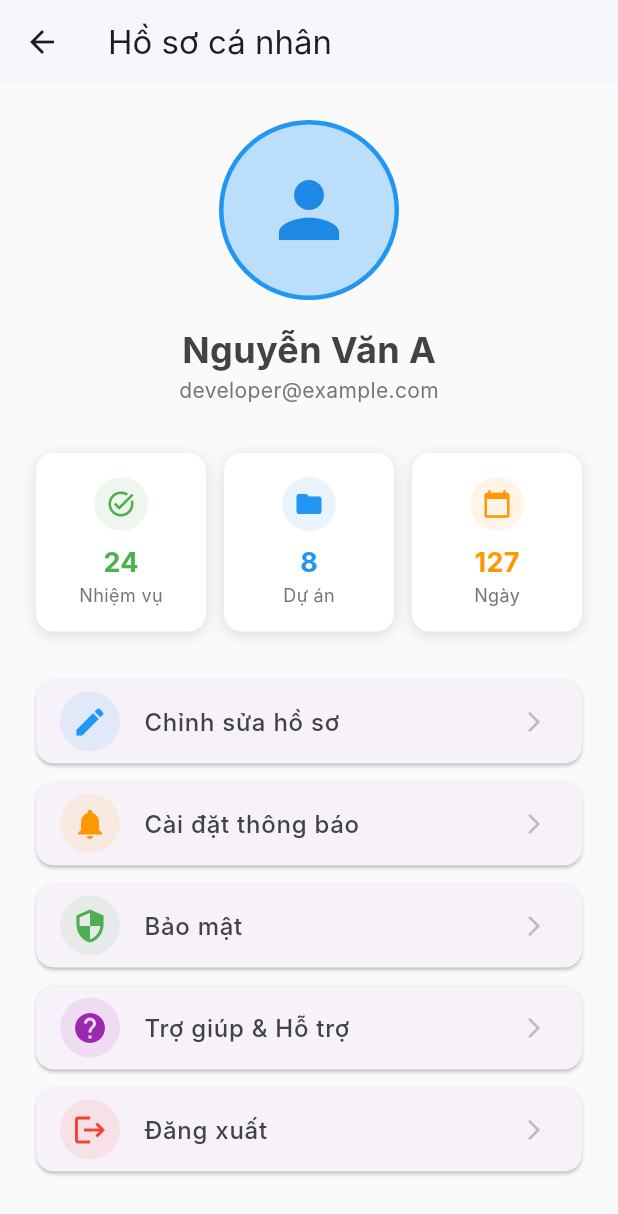
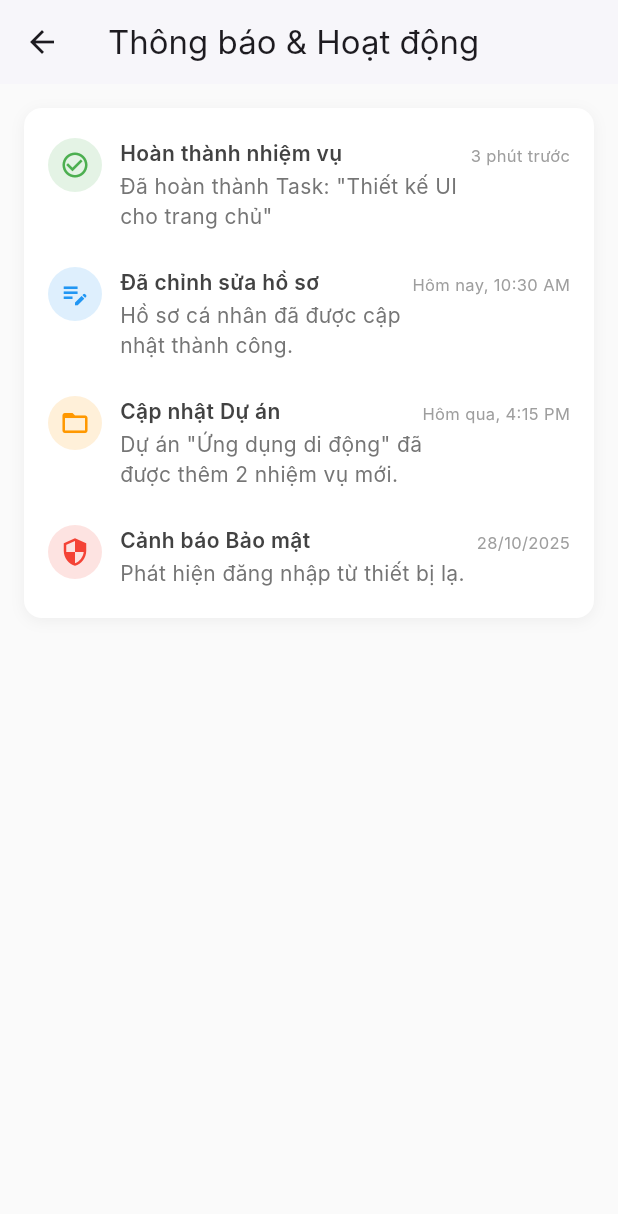
Before and after one commit to nguyenan1601/2025_LTTBDD_N04_Nhom_PhuAn_TruongAn, a Flutter app: the ProfilePage screen opened directly, after a tap on "Cài đặt thông báo", on a phone screen of 412 x 824 dp. Shown: the top 1214 px of the screen. Run offline on Flutter 3.47's test engine with Material 3 defaults, Android fonts, the phone set to English and light mode, and no system bars; our stand-ins replace firebase_auth, firebase_core, fl_chart; accounts and stored records are empty; Roboto replaces fonts that are missing (Inter).

Commit message:
Sửa hồ sơ + thông báo

```diff
--- /dev/null
+++ b/lib/pages/NotificationPage.dart
@@ -0,0 +1,163 @@
+import 'package:flutter/material.dart';
+
+class NotificationPage extends StatelessWidget {
+  const NotificationPage({super.key});
+
+  @override
+  Widget build(BuildContext context) {
+    return Scaffold(
+      backgroundColor: Colors.grey[50],
+      appBar: AppBar(
+        title: const Text(
+          'Thông báo & Hoạt động',
+        ),
+        backgroundColor: Colors.white,
+        elevation: 1,
+      ),
+      body: SingleChildScrollView(
+        padding: const EdgeInsets.all(16.0),
+        // CONTAINER LỚN BAO BỌC TOÀN BỘ NỘI DUNG
+        child: Container(
+          decoration: BoxDecoration(
+            color: Colors.white,
+            borderRadius: BorderRadius.circular(
+              12,
+            ), // Bo góc đồng bộ
+            boxShadow: [
+              BoxShadow(
+                color: Colors.black12.withOpacity(
+                  0.05,
+                ),
+                blurRadius: 8,
+                offset: const Offset(0, 2),
+              ),
+            ],
+          ),
+          padding: const EdgeInsets.symmetric(
+            vertical: 8,
+          ),
+          child: Column(
+            crossAxisAlignment:
+                CrossAxisAlignment.start,
+            children: [
+              //Thông báo 1
+              _buildStaticNotificationItem(
+                title: 'Hoàn thành nhiệm vụ',
+                subtitle:
+                    'Đã hoàn thành Task: "Thiết kế UI cho trang chủ"',
+                time: '3 phút trước',
+                icon: Icons.check_circle_outline,
+                color: Colors.green,
+              ),
+
+              //Thông báo 2
+              _buildStaticNotificationItem(
+                title: 'Đã chỉnh sửa hồ sơ',
+                subtitle:
+                    'Hồ sơ cá nhân đã được cập nhật thành công.',
+                time: 'Hôm nay, 10:30 AM',
+                icon: Icons.edit_note,
+                color: Colors.blue,
+              ),
+
+              //Thông báo 3
+              _buildStaticNotificationItem(
+                title: 'Cập nhật Dự án',
+                subtitle:
+                    'Dự án "Ứng dụng di động" đã được thêm 2 nhiệm vụ mới.',
+                time: 'Hôm qua, 4:15 PM',
+                icon: Icons.folder_open,
+                color: Colors.orange,
+              ),
+
+              //Thông báo 4
+              _buildStaticNotificationItem(
+                title: 'Cảnh báo Bảo mật',
+                subtitle:
+                    'Phát hiện đăng nhập từ thiết bị lạ.',
+                time: '28/10/2025',
+                icon: Icons.security,
+                color: Colors.red,
+              ),
+            ],
+          ),
+        ),
+      ),
+    );
+  }
+
+  Widget _buildStaticNotificationItem({
+    required String title,
+    required String subtitle,
+    required String time,
+    required IconData icon,
+    required Color color,
+  }) {
+    return Container(
+      // Thêm padding dọc lớn hơn để tách các mục
+      padding: const EdgeInsets.symmetric(
+        horizontal: 16.0,
+        vertical: 12.0,
+      ),
+      child: Row(
+        crossAxisAlignment:
+            CrossAxisAlignment.start,
+        children: [
+          // Icon bên trái
+          Container(
+            padding: const EdgeInsets.all(8),
+            decoration: BoxDecoration(
+              shape: BoxShape.circle,
+              color: color.withOpacity(0.15),
+            ),
+            child: Icon(
+              icon,
+              color: color,
+              size: 20,
+            ),
+          ),
+          const SizedBox(width: 12),
+
+          // Nội dung chính
+          Expanded(
+            child: Column(
+              crossAxisAlignment:
+                  CrossAxisAlignment.start,
+              children: [
+                Text(
+                  title,
+                  style: TextStyle(
+                    fontWeight: FontWeight.w600,
+                    color: Colors.grey[800],
+                  ),
+                ),
+                const SizedBox(height: 2),
+                Text(
+                  subtitle,
+                  style: TextStyle(
+                    color: Colors.grey[600],
+                    fontSize: 14,
+                  ),
+                ),
+              ],
+            ),
+          ),
+
+          // Thời gian bên phải
+          Padding(
+            padding: const EdgeInsets.only(
+              top: 4.0,
+            ),
+            child: Text(
+              time,
+              style: TextStyle(
+                fontSize: 11,
+                color: Colors.grey[500],
+              ),
+            ),
+          ),
+        ],
+      ),
+    );
+  }
+}
--- a/pubspec.yaml
+++ b/pubspec.yaml
@@ -52,7 +52,7 @@ dev_dependencies:
   # activated in the `analysis_options.yaml` file located at the root of your
   # package. See that file for information about deactivating specific lint
   # rules and activating additional ones.
-  flutter_lints: ^5.0.0
+  flutter_lints: ^6.0.0
   build_runner: ^2.7.1
   riverpod_generator: ^3.0.3
   fl_chart: ^1.1.1
```
Also changed, not shown: lib/pages/EditProfilePage.dart (added, +191 -0 lines), lib/pages/profile_page.dart (+69 -10 lines), pubspec.lock.
